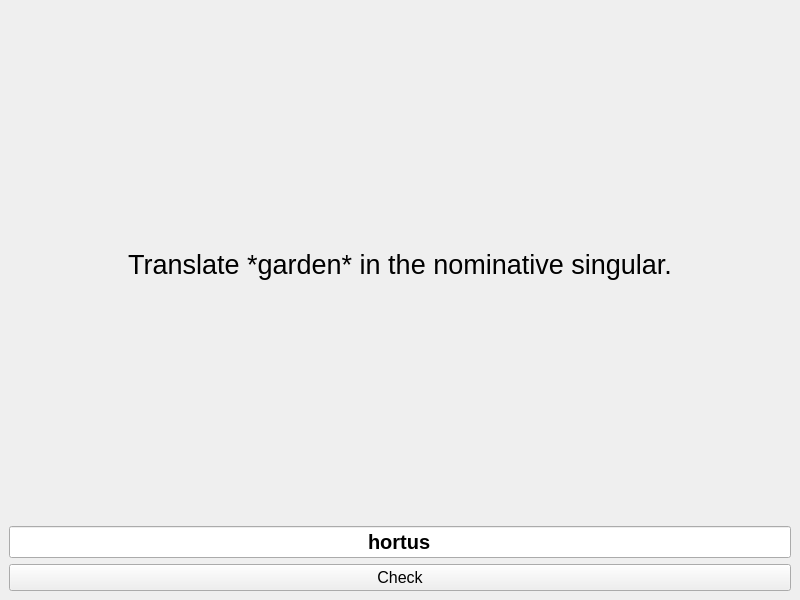
Above: mainwindow.ui from 3DProgrammer/examinatio-verborum before the change. Below: the same form after it.
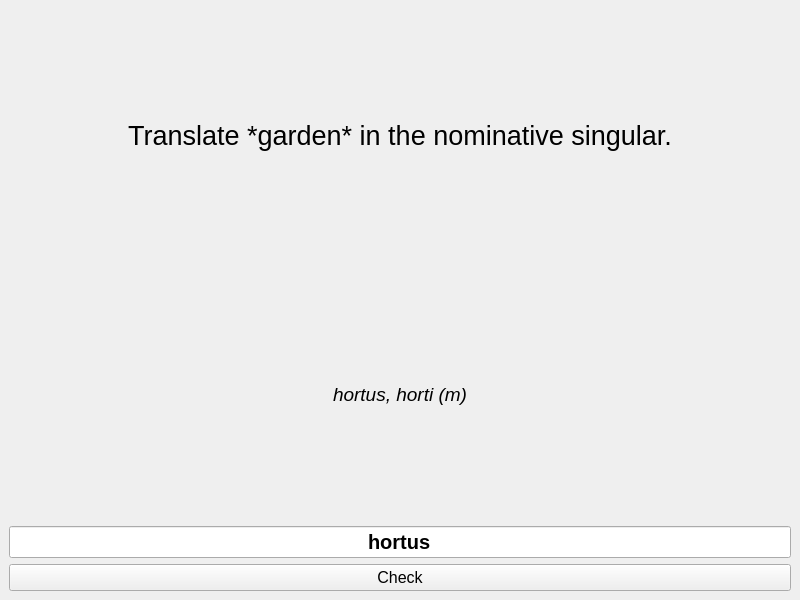
That is the form after the change.

Commit message: Included bibliotheca in CMakeLists.txt.

```diff
--- a/mainwindow.ui
+++ b/mainwindow.ui
@@ -33,6 +33,22 @@
       </property>
      </widget>
     </item>
+    <item>
+     <widget class="QLabel" name="hint_label">
+      <property name="font">
+       <font>
+        <pointsize>14</pointsize>
+        <italic>true</italic>
+       </font>
+      </property>
+      <property name="text">
+       <string>hortus, horti (m)</string>
+      </property>
+      <property name="alignment">
+       <set>Qt::AlignCenter</set>
+      </property>
+     </widget>
+    </item>
     <item>
      <widget class="QLineEdit" name="answer_input">
       <property name="font">
```
The commit also changes 2 other files.
